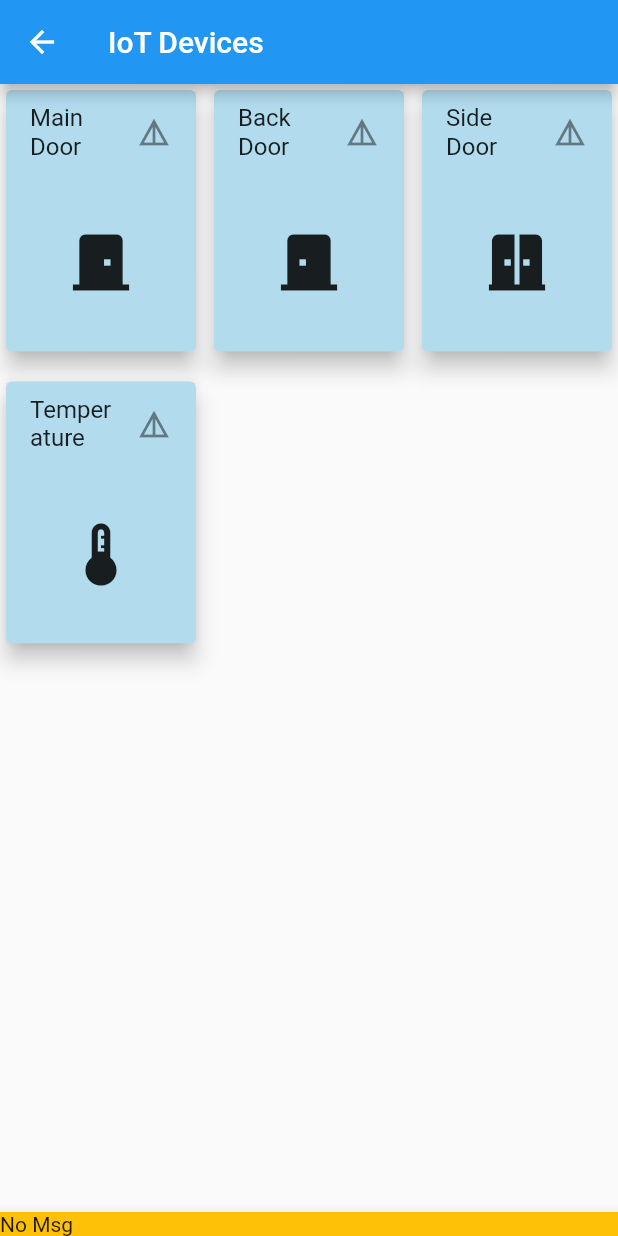
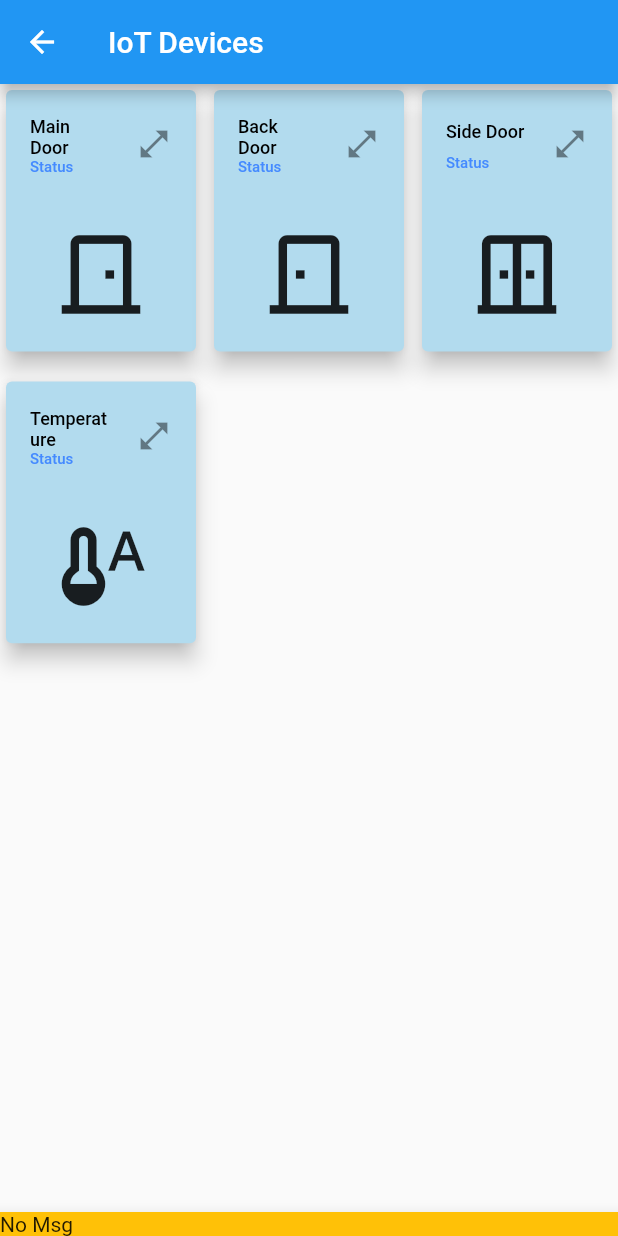
Before and after one commit to aseemsethi/my_app, a Flutter app: the IoTPage screen opened by its route, on a phone screen of 412 x 824 dp. Run offline on Flutter 3.47's test engine with Material 2 defaults, Android fonts, the phone set to English and light mode, and no system bars; our stand-ins replace firebase_auth, firebase_core, font_awesome_flutter, google_sign_in, sqflite; missing offline and left inert: flutter_foreground_task, mqtt_client; accounts and stored records are empty.

Commit message:
Door icons

```diff
--- a/lib/screens/iot.dart
+++ b/lib/screens/iot.dart
@@ -17,10 +17,10 @@ class Device {
 }
 
 const List<Device> devices = <Device>[
-  Device(title: 'Main Door', icon: Icons.door_front_door),
-  Device(title: 'Back Door', icon: Icons.door_back_door),
-  Device(title: 'Side Door', icon: Icons.door_sliding),
-  Device(title: 'Temperature', icon: Icons.thermostat),
+  Device(title: 'Main Door', icon: Icons.door_front_door_outlined),
+  Device(title: 'Back Door', icon: Icons.door_back_door_outlined),
+  Device(title: 'Side Door', icon: Icons.door_sliding_outlined),
+  Device(title: 'Temperature', icon: Icons.thermostat_auto_outlined),
 ];
 
 class deviceIcons extends StatelessWidget {
@@ -38,11 +38,19 @@ class deviceIcons extends StatelessWidget {
                   crossAxisAlignment: CrossAxisAlignment.center,
                   children: <Widget>[
                     ListTile(
-                      title: Text(choice.title),
-                      //subtitle: Text("Subheading"),
-                      trailing: Icon(Icons.details),
+                      title: Text(choice.title,
+                          style: TextStyle(
+                              color: Colors.black,
+                              fontWeight: FontWeight.w500,
+                              fontSize: 12)),
+                      subtitle: Text("Status",
+                          style: TextStyle(
+                              color: Colors.blueAccent,
+                              fontWeight: FontWeight.w500,
+                              fontSize: 10)),
+                      trailing: Icon(Icons.open_in_full_outlined),
                     ),
-                    Expanded(child: Icon(choice.icon, size: 50.0)),
+                    Expanded(child: Icon(choice.icon, size: 70.0)),
                   ]),
             )));
   }
--- a/lib/services/mqtt_manager.dart
+++ b/lib/services/mqtt_manager.dart
@@ -57,7 +57,6 @@ class MQTTManager {
     WidgetsFlutterBinding.ensureInitialized();
     final MqttConnectMessage connMess = MqttConnectMessage()
         .withClientIdentifier(_identifier)
-        //.authenticateAs('draadmin', 'DRAAdmin@123')
         .authenticateAs(_username, _password)
         .withWillTopic(
             'willtopic') // If you set this you must set a will message
@@ -104,10 +103,13 @@ class MQTTManager {
     print('MQTT::OnDisconnected client callback - Client disconnection');
     if (_client!.connectionStatus!.returnCode ==
         MqttConnectReturnCode.noneSpecified) {
-      print('MQTT::OnDisconnected callback is solicited, this is correct');
+      print('MQTT::OnDisconnected callback is solicited');
     }
+    print(
+        'MQTT::OnDisconnected callback is not solicited......retry connect.....');
     //_currentState.setAppConnectionState(MQTTAppConnectionState.Disconnected);
     gsendPort.send("disconnected");
+    connect();
   }
 
   /// The successful connect callback
```
Also changed, not shown: lib/screens/mqtt_page.dart (+12 -4 lines).
